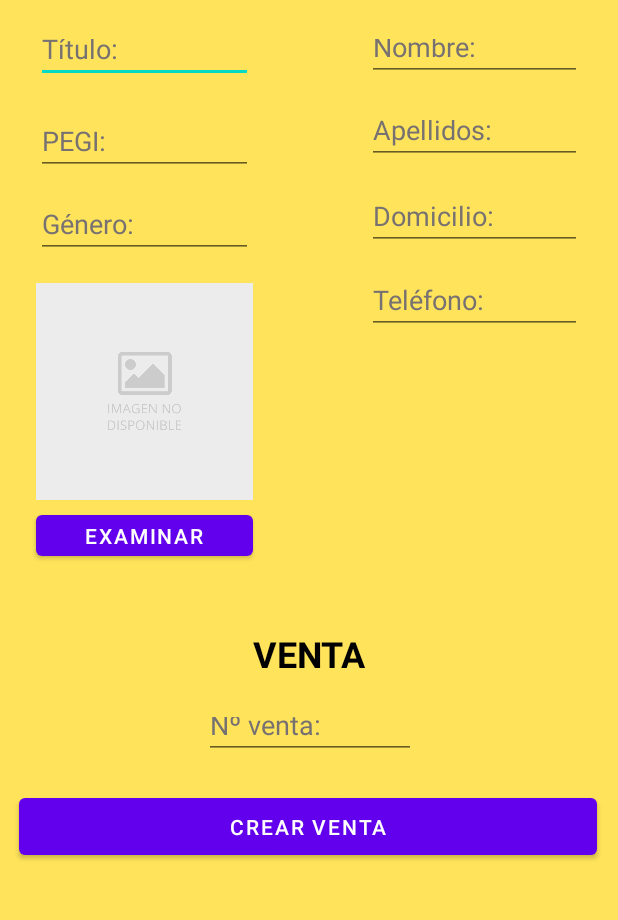
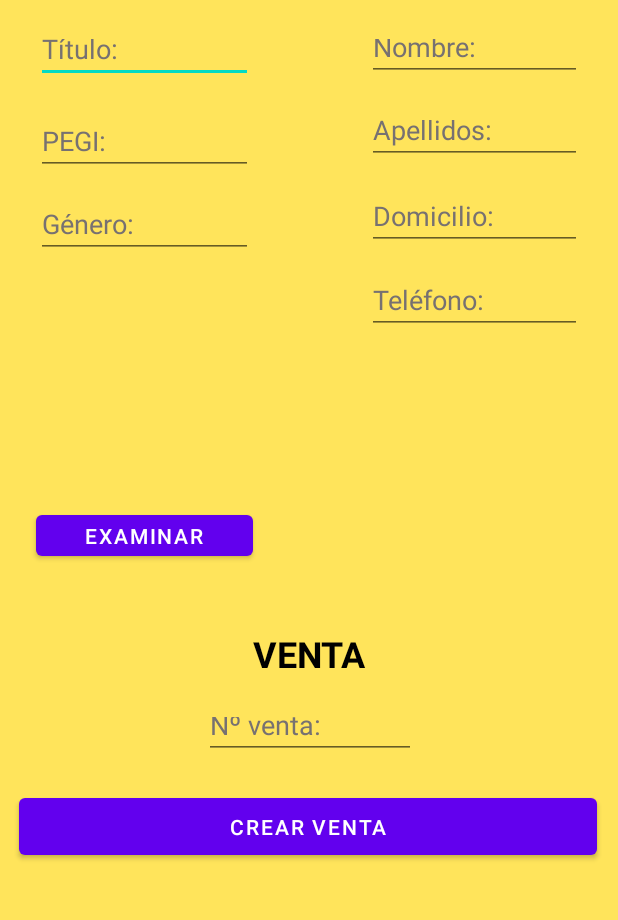
Before and after one commit to Dani1113/PROYECTO_FINAL_PMDM_DANIEL_CARMONA_SALAZAR, an Android app: the InsertarVentaActivity screen opened directly, with no data from a screen before it, on a phone screen of 412 x 824 dp, the part 219-1139 px from its top. Run offline under Robolectric (Android 15) with nearby library versions, the light colour scheme and no system bars.

Commit message:
Sesión 23/02/2021
- Más cambios

```diff
--- a/app/src/main/res/layout/activity_insertar_venta.xml
+++ b/app/src/main/res/layout/activity_insertar_venta.xml
@@ -2,7 +2,7 @@
 <androidx.constraintlayout.widget.ConstraintLayout xmlns:android="http://schemas.android.com/apk/res/android"
     xmlns:app="http://schemas.android.com/apk/res-auto"
     xmlns:tools="http://schemas.android.com/tools"
-    android:id="@+id/linearLayout"
+    android:id="@+id/constraintLayout"
     android:layout_width="match_parent"
     android:layout_height="match_parent"
     android:background="@color/fondo"
@@ -192,8 +192,7 @@
         app:layout_constraintEnd_toEndOf="@+id/edtGéneroV"
         app:layout_constraintHorizontal_bias="0.0"
         app:layout_constraintStart_toStartOf="@+id/edtGéneroV"
-        app:layout_constraintTop_toBottomOf="@+id/edtGéneroV"
-        app:srcCompat="@drawable/img_no_disponible" />
+        app:layout_constraintTop_toBottomOf="@+id/edtGéneroV" />
 
     <Button
         android:id="@+id/btExaminar"
--- a/app/src/main/res/layout/activity_mostrar_info.xml
+++ b/app/src/main/res/layout/activity_mostrar_info.xml
@@ -4,6 +4,7 @@
     xmlns:tools="http://schemas.android.com/tools"
     android:layout_width="match_parent"
     android:layout_height="match_parent"
+    android:background="@color/fondo"
     tools:context=".MostrarInfoActivity">
 
 </androidx.constraintlayout.widget.ConstraintLayout>
```
